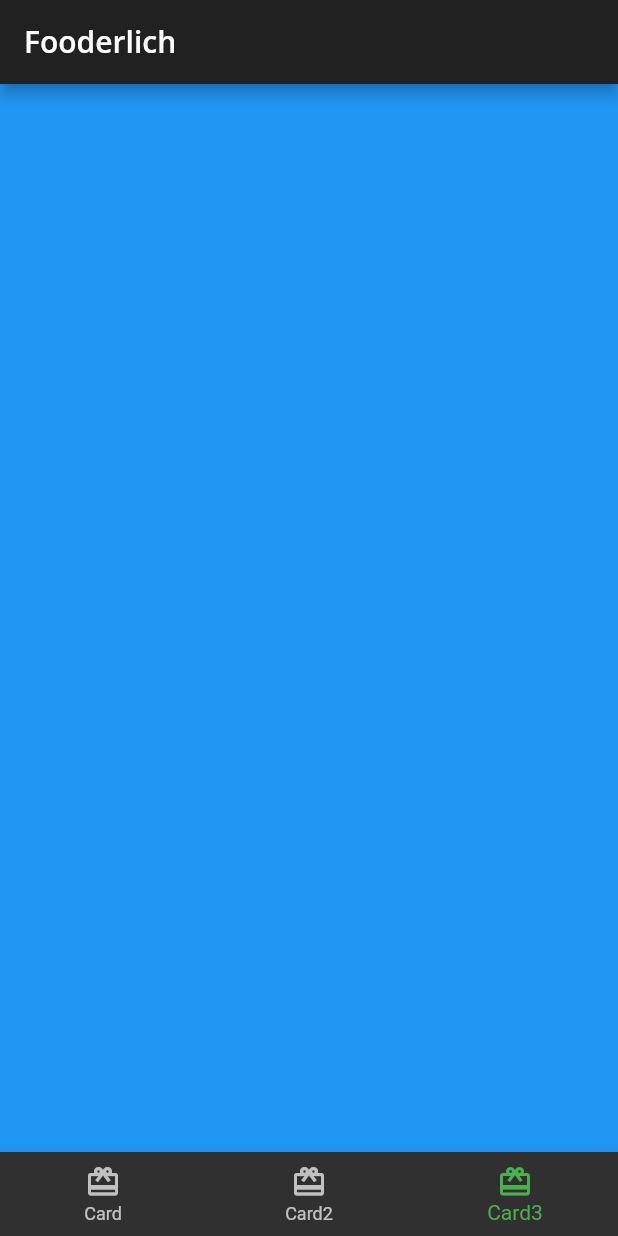
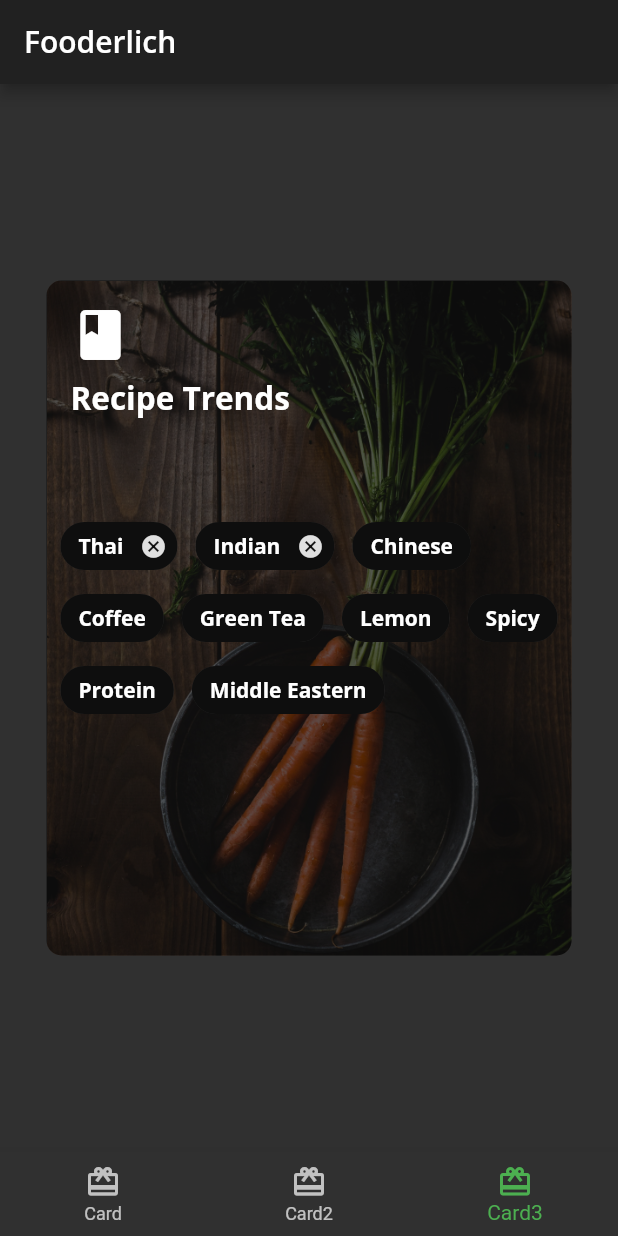
Before and after one commit to hannody/flutter_fooderlich, a Flutter app: the screen it shows after launch, item 3 of the bottom bar chosen, on a phone screen of 412 x 824 dp. Run offline on Flutter 3.47's test engine with Material 2 defaults, Android fonts, the phone set to English and light mode, and no system bars; our stand-ins replace google_fonts.

Commit message:
Update: Done.

```diff
--- /dev/null
+++ b/lib/card3.dart
@@ -0,0 +1,128 @@
+import 'package:flutter/material.dart';
+import 'fooderlich_theme.dart';
+
+class Card3 extends StatelessWidget {
+  const Card3({Key? key}) : super(key: key);
+  @override
+  Widget build(BuildContext context) {
+    return Center(
+      child: Container(
+        constraints: const BoxConstraints.expand(
+          width: 350,
+          height: 450,
+        ),
+        decoration: const BoxDecoration(
+          image: DecorationImage(
+            image: AssetImage('assets/mag2.png'),
+            fit: BoxFit.cover,
+          ),
+          borderRadius: BorderRadius.all(Radius.circular(10.0)),
+        ),
+        child: Stack(
+          children: [
+            Container(
+              decoration: BoxDecoration(
+                // 1
+                color: Colors.black.withOpacity(0.6),
+                // 2
+                borderRadius: const BorderRadius.all(Radius.circular(10.0)),
+              ),
+            ),
+
+            Container(
+              // 3
+              padding: const EdgeInsets.all(16),
+              // 4
+              child: Column(
+                // 5
+                crossAxisAlignment: CrossAxisAlignment.start,
+                children: [
+                  // 6
+                  const Icon(
+                    Icons.book,
+                    color: Colors.white,
+                    size: 40,
+                  ),
+                  // 7
+                  const SizedBox(height: 8),
+                  // 8
+                  Text(
+                    'Recipe Trends',
+                    style: FooderlichTheme.darkTextTheme.headline2,
+                  ),
+                  // 9
+                  const SizedBox(height: 30),
+                ],
+              ),
+            ),
+
+            Center(
+              // 11
+              child: Wrap(
+                // 12
+                alignment: WrapAlignment.start,
+                // 13
+                spacing: 12,
+                // 14
+                children: [
+                  Chip(
+                    label: Text('Thai',
+                        style: FooderlichTheme.darkTextTheme.bodyText1),
+                    backgroundColor: Colors.black.withOpacity(0.7),
+                    onDeleted: () {
+                      print('delete');
+                    },
+                  ),
+                  Chip(
+                    label: Text('Indian',
+                        style: FooderlichTheme.darkTextTheme.bodyText1),
+                    backgroundColor: Colors.black.withOpacity(0.7),
+                    onDeleted: () {
+                      print('delete');
+                    },
+                  ),
+                  Chip(
+                    label: Text('Chinese',
+                        style: FooderlichTheme.darkTextTheme.bodyText1),
+                    backgroundColor: Colors.black.withOpacity(0.7),
+                  ),
+                  Chip(
+                    label: Text('Coffee',
+                        style: FooderlichTheme.darkTextTheme.bodyText1),
+                    backgroundColor: Colors.black.withOpacity(0.7),
+                  ),
+                  Chip(
+                    label: Text('Green Tea',
+                        style: FooderlichTheme.darkTextTheme.bodyText1),
+                    backgroundColor: Colors.black.withOpacity(0.7),
+                  ),
+                  Chip(
+                    label: Text('Lemon',
+                        style: FooderlichTheme.darkTextTheme.bodyText1),
+                    backgroundColor: Colors.black.withOpacity(0.7),
+                  ),
+                  Chip(
+                    label: Text('Spicy',
+                        style: FooderlichTheme.darkTextTheme.bodyText1),
+                    backgroundColor: Colors.black.withOpacity(0.7),
+                  ),
+                  Chip(
+                    label: Text('Protein',
+                        style: FooderlichTheme.darkTextTheme.bodyText1),
+                    backgroundColor: Colors.black.withOpacity(0.7),
+                  ),
+                  Chip(
+                    label: Text('Middle Eastern',
+                        style: FooderlichTheme.darkTextTheme.bodyText1),
+                    backgroundColor: Colors.black.withOpacity(0.7),
+                  ),
+                ],
+              ),
+            ),
+
+          ],
+        ),
+      ),
+    );
+  }
+}
--- a/lib/home.dart
+++ b/lib/home.dart
@@ -1,6 +1,7 @@
 import 'package:flutter/material.dart';
 import 'card1.dart';
 import 'card2.dart';
+import 'card3.dart';
 
 // 1
 class Home extends StatefulWidget {
@@ -18,8 +19,7 @@ class _HomeState extends State<Home> {
   static List<Widget> pages = <Widget>[
     const Card1(),
     const Card2(),
-    // TODO: Replace with Card3
-    Container(color: Colors.blue)
+    const Card3(),
   ];
 
 // 9
```
